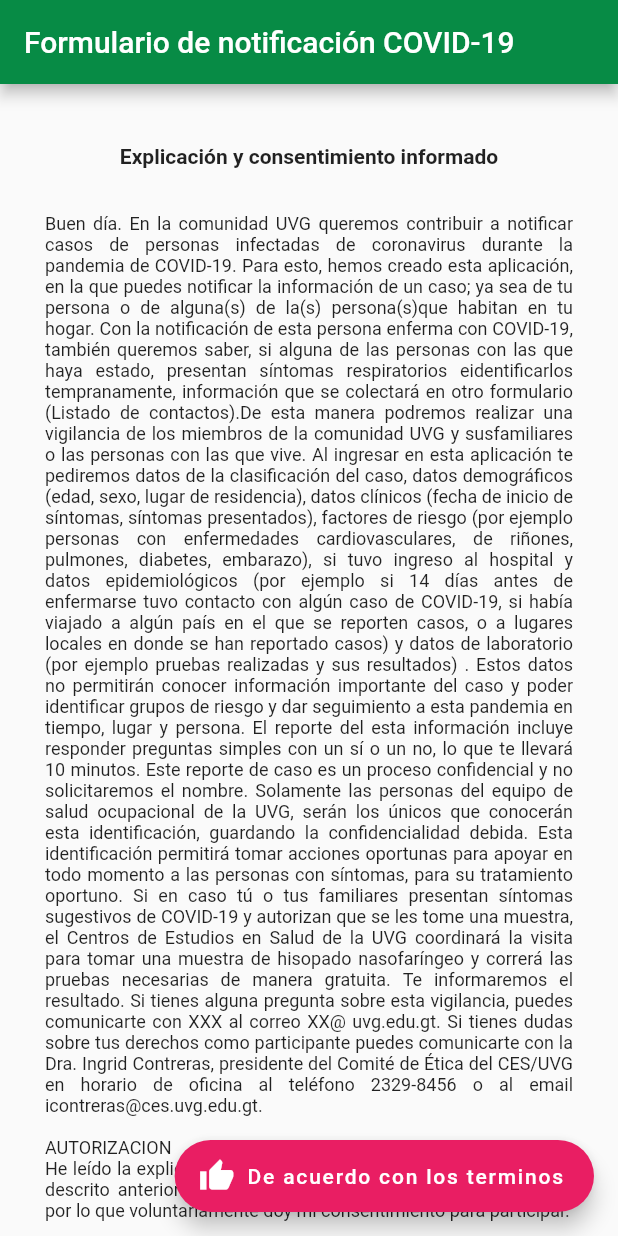
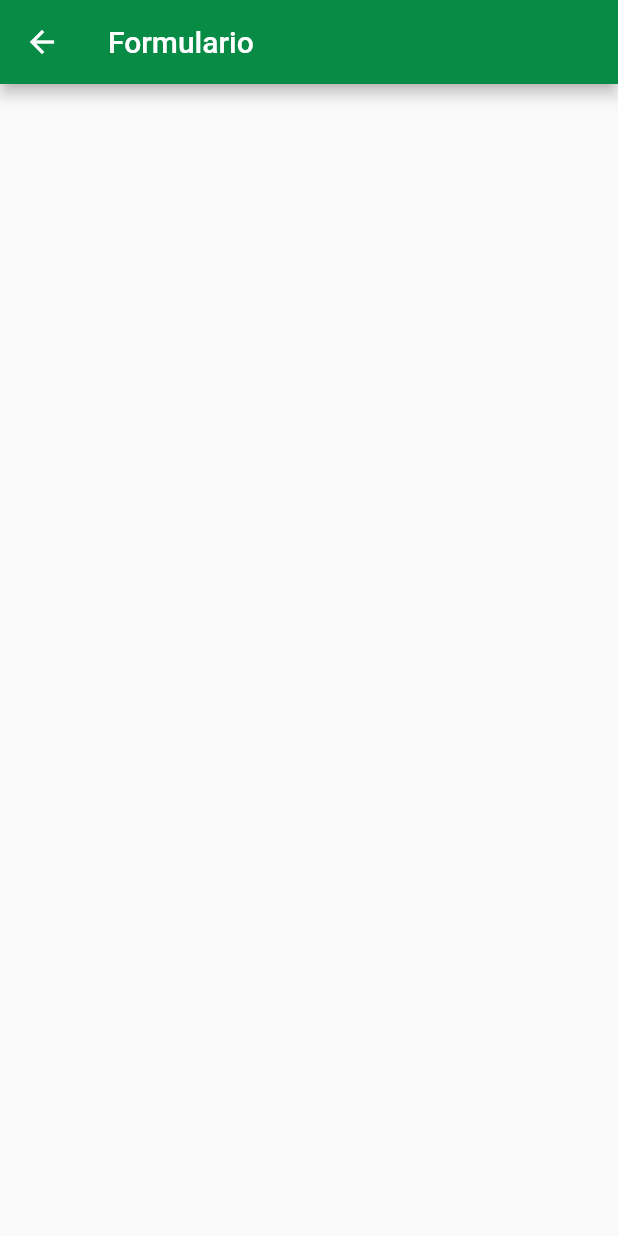
Before and after one commit to JuanNewroX/coviduvg, a Flutter app: the MyHomePage screen opened directly, after a tap on "De acuerdo con los terminos", on a phone screen of 412 x 824 dp. Run offline on Flutter 3.47's test engine with Material 2 defaults, Android fonts, the phone set to English and light mode, and no system bars; missing offline and left inert: dart:ffi; network calls fail.

Commit message:
Few changes

```diff
--- /dev/null
+++ b/coviduvg-appmovil/covid_appuvg/lib/CaseForm.dart
@@ -0,0 +1,10 @@
+import 'package:flutter/material.dart';
+class CaseFrom extends StatelessWidget{
+  @override
+  Widget build(BuildContext context) {
+    return Scaffold(
+      appBar: AppBar(title: Text('Formulario')),
+      body: Container(),
+    );
+  }
+}
--- a/coviduvg-appmovil/covid_appuvg/lib/consentimiento.dart
+++ b/coviduvg-appmovil/covid_appuvg/lib/consentimiento.dart
@@ -1,3 +1,4 @@
+import 'package:covid_appuvg/CaseForm.dart';
 import 'package:flutter/material.dart';
 
 void main() => runApp(Consentimiento());
@@ -71,7 +72,7 @@ class _MyHomePageState extends State<MyHomePage> {
       ),
       floatingActionButton: FloatingActionButton.extended(
         onPressed: () {
-          // Add your onPressed code here!
+          Navigator.of(context).push(MaterialPageRoute(builder: (_) => CaseFrom()));// Add your onPressed code here!
         },
         label: Text('De acuerdo con los terminos'),
         icon: Icon(Icons.thumb_up),
```
